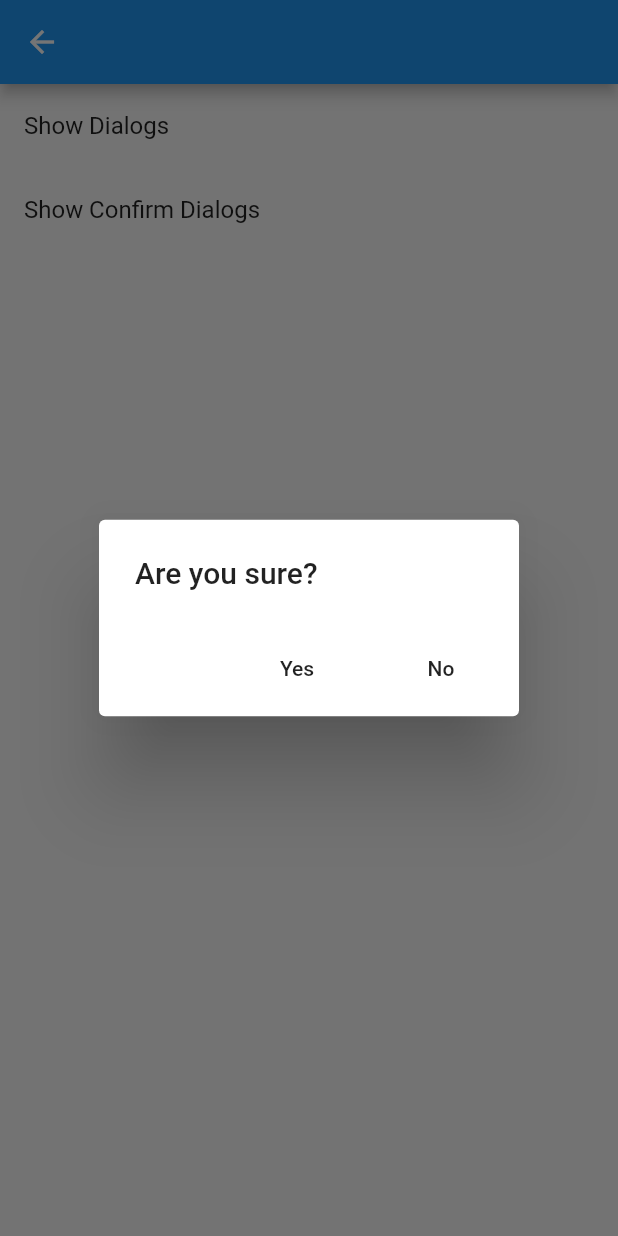
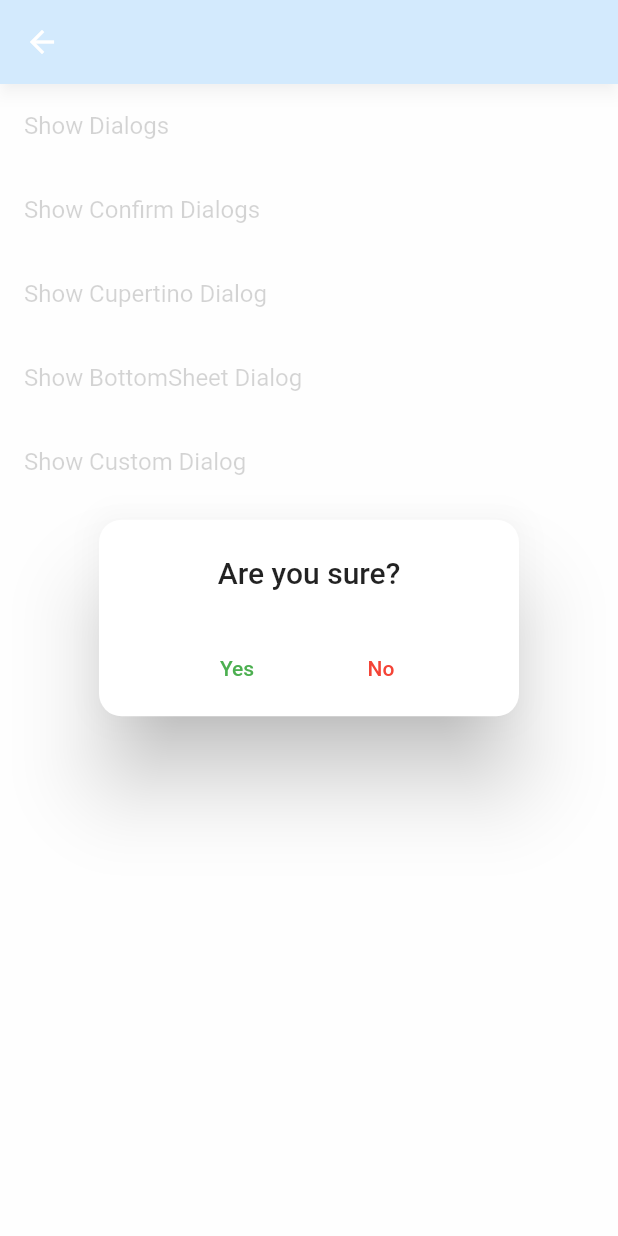
Before and after one commit to ChristianArgue/Dart-Flutter, a Flutter app: the DialogsPage screen opened by its route, after a tap on "Show Confirm Dialogs", on a phone screen of 412 x 824 dp. Run offline on Flutter 3.47's test engine with Material 2 defaults, Android fonts, the phone set to English and light mode, and no system bars; our stand-ins replace cached_network_image, device_preview, faker, flutter_svg, timeago.

Commit message:
Dia 30 Mayo

```diff
--- a/navigation/lib/dialogs/confirm_dialog.dart
+++ b/navigation/lib/dialogs/confirm_dialog.dart
@@ -5,26 +5,55 @@ Future<bool> showConfirmDialog(
   String title = '',
 }) async {
   final result = await showDialog<bool>(
+    barrierDismissible: false,
+    barrierColor: Colors.white.withOpacity(0.8),
     context: context,
     builder: (context) {
+      return _DialogContent(
+        title: title,
+      );
+    },
+  );
+  return result ?? false;
+}
+
+class _DialogContent extends StatelessWidget {
+  const _DialogContent({required this.title});
+  final String title;
+  @override
+  Widget build(BuildContext context) {
     return AlertDialog(
-        title: Text(title),
+      // alignment: Alignment.bottomCenter,
+      // backgroundColor: Colors.black12,
+      // elevation: 0,
+      shape: RoundedRectangleBorder(
+        borderRadius: BorderRadius.circular(15),
+      ),
+      actionsAlignment: MainAxisAlignment.center,
+      title: Text(
+        title,
+        textAlign: TextAlign.center,
+      ),
       actions: [
         MaterialButton(
           onPressed: () {
             Navigator.pop(context, true);
           },
-            child: const Text('Yes'),
+          child: const Text(
+            'Yes',
+            style: TextStyle(color: Colors.green),
+          ),
         ),
         MaterialButton(
           onPressed: () {
             Navigator.pop(context);
           },
-            child: const Text('No'),
+          child: const Text(
+            'No',
+            style: TextStyle(color: Colors.red),
+          ),
         ),
       ],
     );
-    },
-  );
-  return result ?? false;
   }
+}
--- a/navigation/lib/pages/dialogs_page.dart
+++ b/navigation/lib/pages/dialogs_page.dart
@@ -1,5 +1,8 @@
 import 'package:flutter/material.dart';
+import 'package:navigation/dialogs/bottom_sheet_dialog.dart';
 import 'package:navigation/dialogs/confirm_dialog.dart';
+import 'package:navigation/dialogs/cupertino_dialog.dart';
+import 'package:navigation/dialogs/custom_dialog.dart';
 
 class DialogsPage extends StatelessWidget {
   const DialogsPage({Key? key}) : super(key: key);
@@ -24,7 +27,34 @@ class DialogsPage extends StatelessWidget {
             onTap: () async {
               final isOK =
                   await showConfirmDialog(context, title: 'Are you sure?');
+              // ignore: avoid_print
               print(isOK);
+            },
+          ),
+          ListTile(
+            title: const Text('Show Cupertino Dialog'),
+            onTap: () async {
+              final isOK = await showDialogWithCupertinoStyle(context,
+                  title: 'Are you sure?');
+              // showDialogWithCupertinoStyle(
+              //   context,
+              //   title: 'Are you sure?',
+              //   content: 'Fine',
+              // );
+              // ignore: avoid_print
+              print(isOK);
+            },
+          ),
+          ListTile(
+            title: const Text('Show BottomSheet Dialog'),
+            onTap: () async {
+              showBottomSheetDialog(context);
+            },
+          ),
+          ListTile(
+            title: const Text('Show Custom Dialog'),
+            onTap: () {
+              showCustomDialog(context);
             },
           ),
         ],
--- a/navigation/lib/pages/menu_page.dart
+++ b/navigation/lib/pages/menu_page.dart
@@ -22,7 +22,7 @@ class MenuPage extends StatefulWidget {
 }
 
 class _MenuPageState extends State<MenuPage> {
-  Color _color = Colors.red;
+  final Color _color = Colors.red;
 
   final _pages = const <PageData>[
     PageData(
```
Also changed, not shown: navigation/lib/dialogs/bottom_sheet_dialog.dart (added, +40 -0 lines), navigation/lib/dialogs/cupertino_dialog.dart (added, +31 -0 lines), navigation/lib/dialogs/custom_dialog.dart (added, +65 -0 lines), 1 other file. Lines whose indentation alone changed are shown as unchanged.
